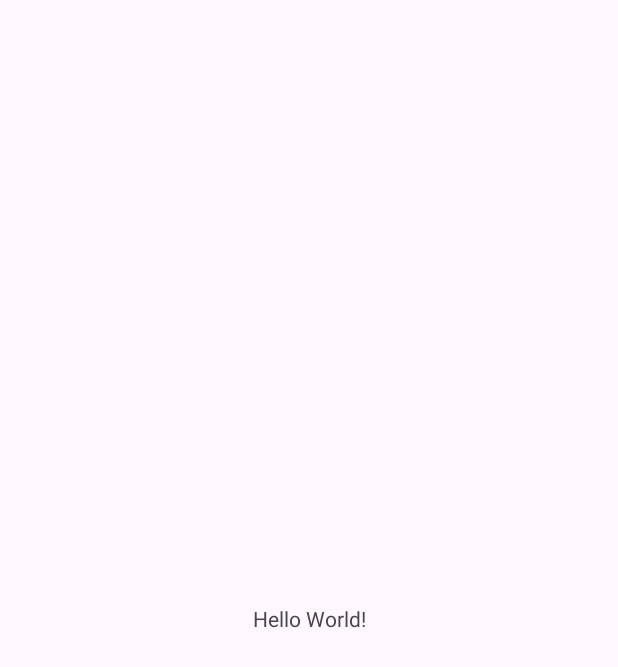
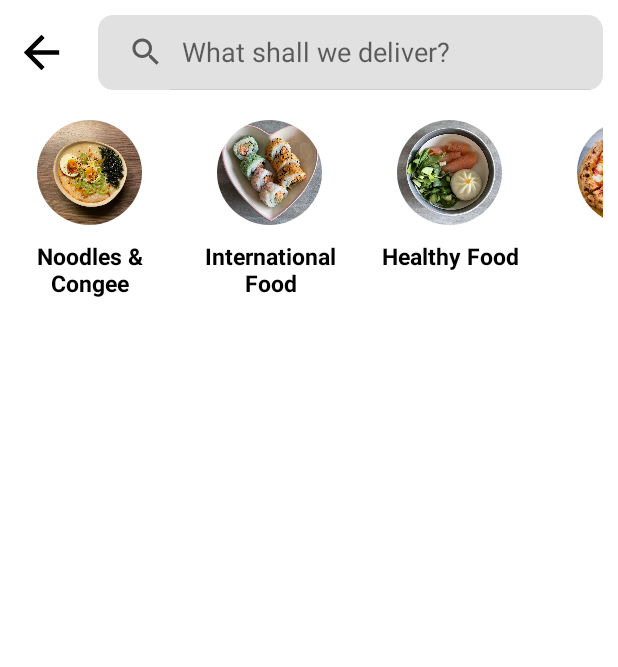
Before and after one commit to baoanhh7/Grab_App_Demo, an Android app: the screen it shows after launch (MainActivity before the commit, HomeActivity after it), on a phone screen of 412 x 824 dp. Before the commit the part shown is almost empty. Shown: the top 667 px of the screen. Run offline under Robolectric (Android 15) with nearby library versions, the phone set to English and light mode, and no system bars; our stand-ins replace CircleImageView.

Commit message:
commit 7/4 8:11 PM

```diff
--- a/app/build.gradle.kts
+++ b/app/build.gradle.kts
@@ -37,4 +37,7 @@ dependencies {
     testImplementation(libs.junit)
     androidTestImplementation(libs.ext.junit)
     androidTestImplementation(libs.espresso.core)
+
+    implementation("de.hdodenhof:circleimageview:3.1.0")
+
 }
--- a/app/src/main/AndroidManifest.xml
+++ b/app/src/main/AndroidManifest.xml
@@ -1,6 +1,8 @@
 <?xml version="1.0" encoding="utf-8"?>
 <manifest xmlns:android="http://schemas.android.com/apk/res/android"
     xmlns:tools="http://schemas.android.com/tools">
+
+    <uses-permission android:name="android.permission.INTERNET" />
 
     <application
         android:allowBackup="true"
@@ -23,15 +25,19 @@
             android:exported="false" />
         <activity
             android:name=".HomeActivity"
-            android:exported="false" />
-        <activity
-            android:name=".MainActivity"
             android:exported="true">
+
             <intent-filter>
                 <action android:name="android.intent.action.MAIN" />
 
                 <category android:name="android.intent.category.LAUNCHER" />
             </intent-filter>
+
+        </activity>
+        <activity
+            android:name=".MainActivity"
+            android:exported="true">
+
         </activity>
     </application>
 
--- a/app/src/main/java/com/example/grab_demo/HomeActivity.java
+++ b/app/src/main/java/com/example/grab_demo/HomeActivity.java
@@ -3,13 +3,53 @@ package com.example.grab_demo;
 import android.os.Bundle;
 
 import androidx.appcompat.app.AppCompatActivity;
+import androidx.appcompat.widget.SearchView;
+import androidx.recyclerview.widget.LinearLayoutManager;
+import androidx.recyclerview.widget.RecyclerView;
+
+import com.example.grab_demo.adapter.HomeAdapter;
+import com.example.grab_demo.model.Product;
+
+import java.util.ArrayList;
+import java.util.List;
 
 public class HomeActivity extends AppCompatActivity {
+
+    RecyclerView rcv_header;
+    List<Product> productList;
+    HomeAdapter homeAdapter;
+
+    SearchView searchView;
 
     @Override
     protected void onCreate(Bundle savedInstanceState) {
         super.onCreate(savedInstanceState);
         setContentView(R.layout.activity_home);
 
+        addControls();
+        createData();
+
+    }
+
+    private void createData() {
+
+        productList.add(new Product("Noodles & Congee", R.drawable.noodle));
+        productList.add(new Product("International Food", R.drawable.food));
+        productList.add(new Product("Healthy Food", R.drawable.healthy));
+        productList.add(new Product("Pizza", R.drawable.pizza));
+
+        homeAdapter.notifyDataSetChanged();
+    }
+
+    private void addControls() {
+        productList = new ArrayList<>();
+        rcv_header = findViewById(R.id.rcv_header);
+        homeAdapter = new HomeAdapter(this, productList);
+        rcv_header.setAdapter(homeAdapter);
+        searchView = findViewById(R.id.searchView);
+        searchView.setIconifiedByDefault(false);
+
+        LinearLayoutManager linearLayoutManager = new LinearLayoutManager(this, RecyclerView.HORIZONTAL, false);
+        rcv_header.setLayoutManager(linearLayoutManager);
     }
 }
--- /dev/null
+++ b/app/src/main/java/com/example/grab_demo/adapter/HomeAdapter.java
@@ -0,0 +1,60 @@
+package com.example.grab_demo.adapter;
+
+import android.content.Context;
+import android.view.LayoutInflater;
+import android.view.View;
+import android.view.ViewGroup;
+import android.widget.TextView;
+
+import androidx.annotation.NonNull;
+import androidx.recyclerview.widget.RecyclerView;
+
+import com.example.grab_demo.R;
+import com.example.grab_demo.model.Product;
+
+import java.util.List;
+
+import de.hdodenhof.circleimageview.CircleImageView;
+
+public class HomeAdapter extends RecyclerView.Adapter<HomeAdapter.HomeViewHolder> {
+    private Context context;
+    private List<Product> productList;
+
+    public HomeAdapter(Context context, List<Product> productList) {
+        this.context = context;
+        this.productList = productList;
+    }
+
+    @NonNull
+    @Override
+    public HomeViewHolder onCreateViewHolder(@NonNull ViewGroup parent, int viewType) {
+        View view = LayoutInflater.from(context).inflate(R.layout.item_head_home, parent, false);
+        return new HomeViewHolder(view);
+    }
+
+    @Override
+    public void onBindViewHolder(@NonNull HomeViewHolder holder, int position) {
+        Product product = productList.get(position);
+
+        holder.txt_name.setText(product.getName());
+        holder.img_circle.setImageResource(product.getImg());
+    }
+
+    @Override
+    public int getItemCount() {
+        if (productList != null) return productList.size();
+        return 0;
+    }
+
+    public class HomeViewHolder extends RecyclerView.ViewHolder {
+        CircleImageView img_circle;
+        TextView txt_name;
+
+        public HomeViewHolder(@NonNull View itemView) {
+            super(itemView);
+
+            img_circle = itemView.findViewById(R.id.img_circle);
+            txt_name = itemView.findViewById(R.id.txt_name);
+        }
+    }
+}
--- /dev/null
+++ b/app/src/main/java/com/example/grab_demo/model/Product.java
@@ -0,0 +1,43 @@
+package com.example.grab_demo.model;
+
+import java.io.Serializable;
+
+public class Product implements Serializable {
+    private String name;
+    private byte[] image;
+    private int img;
+
+    public Product(String name, int img) {
+        this.name = name;
+        this.img = img;
+    }
+
+    public Product(String name, byte[] image) {
+        this.name = name;
+        this.image = image;
+    }
+
+    public int getImg() {
+        return img;
+    }
+
+    public void setImg(int img) {
+        this.img = img;
+    }
+
+    public String getName() {
+        return name;
+    }
+
+    public void setName(String name) {
+        this.name = name;
+    }
+
+    public byte[] getImage() {
+        return image;
+    }
+
+    public void setImage(byte[] image) {
+        this.image = image;
+    }
+}
--- /dev/null
+++ b/app/src/main/res/drawable/ic_back.xml
@@ -0,0 +1,13 @@
+<vector xmlns:android="http://schemas.android.com/apk/res/android"
+    android:width="24dp"
+    android:height="24dp"
+    android:autoMirrored="true"
+    android:tint="#000000"
+    android:viewportWidth="24"
+    android:viewportHeight="24">
+
+    <path
+        android:fillColor="@android:color/white"
+        android:pathData="M20,11H7.83l5.59,-5.59L12,4l-8,8 8,8 1.41,-1.41L7.83,13H20v-2z" />
+
+</vector>
--- /dev/null
+++ b/app/src/main/res/drawable/ic_search.xml
@@ -0,0 +1,13 @@
+<vector xmlns:android="http://schemas.android.com/apk/res/android"
+    android:width="24dp"
+    android:height="24dp"
+    android:alpha="0.7"
+    android:tint="#000000"
+    android:viewportWidth="24"
+    android:viewportHeight="24">
+
+    <path
+        android:fillColor="@android:color/white"
+        android:pathData="M15.5,14h-0.79l-0.28,-0.27C15.41,12.59 16,11.11 16,9.5 16,5.91 13.09,3 9.5,3S3,5.91 3,9.5 5.91,16 9.5,16c1.61,0 3.09,-0.59 4.23,-1.57l0.27,0.28v0.79l5,4.99L20.49,19l-4.99,-5zM9.5,14C7.01,14 5,11.99 5,9.5S7.01,5 9.5,5 14,7.01 14,9.5 11.99,14 9.5,14z" />
+
+</vector>
--- /dev/null
+++ b/app/src/main/res/drawable/round_img.xml
@@ -0,0 +1,6 @@
+<?xml version="1.0" encoding="utf-8"?>
+<shape xmlns:android="http://schemas.android.com/apk/res/android"
+    android:shape="rectangle">
+    <solid android:color="#E1E1E1" />
+    <corners android:radius="10dp" /> <!-- Điều chỉnh bán kính để bo tròn -->
+</shape>
--- a/app/src/main/res/layout/activity_home.xml
+++ b/app/src/main/res/layout/activity_home.xml
@@ -1,9 +1,37 @@
 <?xml version="1.0" encoding="utf-8"?>
-<androidx.constraintlayout.widget.ConstraintLayout xmlns:android="http://schemas.android.com/apk/res/android"
+<LinearLayout xmlns:android="http://schemas.android.com/apk/res/android"
+    xmlns:app="http://schemas.android.com/apk/res-auto"
     xmlns:tools="http://schemas.android.com/tools"
     android:id="@+id/main"
     android:layout_width="match_parent"
     android:layout_height="match_parent"
+    android:orientation="vertical"
+    android:padding="10dp"
     tools:context=".HomeActivity">
 
-</androidx.constraintlayout.widget.ConstraintLayout>
+    <LinearLayout
+        android:layout_width="match_parent"
+        android:layout_height="50dp">
+
+        <ImageButton
+            android:layout_width="35dp"
+            android:layout_height="35dp"
+            android:layout_gravity="center"
+            android:background="@drawable/ic_back" />
+
+        <androidx.appcompat.widget.SearchView
+            android:id="@+id/searchView"
+            android:layout_width="match_parent"
+            android:layout_height="match_parent"
+            android:layout_marginStart="20dp"
+            android:background="@drawable/round_img"
+            app:queryHint="What shall we deliver?" />
+    </LinearLayout>
+
+    <androidx.recyclerview.widget.RecyclerView
+        android:id="@+id/rcv_header"
+        android:layout_width="match_parent"
+        android:layout_height="wrap_content"
+        android:layout_marginTop="20dp" />
+
+</LinearLayout>
--- /dev/null
+++ b/app/src/main/res/layout/item_head_home.xml
@@ -0,0 +1,28 @@
+<?xml version="1.0" encoding="utf-8"?>
+<LinearLayout xmlns:android="http://schemas.android.com/apk/res/android"
+    android:layout_width="wrap_content"
+    android:layout_height="wrap_content"
+    android:layout_marginEnd="20dp"
+    android:layout_marginBottom="10dp"
+    android:orientation="vertical">
+
+    <de.hdodenhof.circleimageview.CircleImageView
+        android:id="@+id/img_circle"
+        android:layout_width="70dp"
+        android:layout_height="70dp"
+        android:layout_gravity="center"
+        android:scaleType="centerCrop"
+        android:src="@drawable/food" />
+
+    <TextView
+        android:id="@+id/txt_name"
+        android:layout_width="100dp"
+        android:layout_height="wrap_content"
+        android:layout_marginTop="10dp"
+        android:gravity="center"
+        android:text="Content"
+        android:textColor="@color/black"
+        android:textSize="15sp"
+        android:textStyle="bold" />
+
+</LinearLayout>
--- /dev/null
+++ b/app/src/main/res/layout/item_second_home.xml
@@ -0,0 +1,10 @@
+<?xml version="1.0" encoding="utf-8"?>
+<androidx.cardview.widget.CardView xmlns:android="http://schemas.android.com/apk/res/android"
+    xmlns:app="http://schemas.android.com/apk/res-auto"
+    android:layout_width="match_parent"
+    android:layout_height="wrap_content"
+    android:layout_marginEnd="10dp"
+    android:layout_marginBottom="10dp"
+    app:cardCornerRadius="10dp">
+
+</androidx.cardview.widget.CardView>
--- a/app/src/main/res/values/themes.xml
+++ b/app/src/main/res/values/themes.xml
@@ -1,6 +1,6 @@
 <resources>
     <!-- Base application theme. -->
-    <style name="Base.Theme.Grab_Demo" parent="Theme.Material3.DayNight.NoActionBar">
+    <style name="Base.Theme.Grab_Demo" parent="Theme.MaterialComponents.DayNight.NoActionBar">
         <!-- Customize your light theme here. -->
         <!-- <item name="colorPrimary">@color/my_light_primary</item> -->
     </style>
--- a/gradle/libs.versions.toml
+++ b/gradle/libs.versions.toml
@@ -7,6 +7,7 @@ appcompat = "1.6.1"
 material = "1.11.0"
 activity = "1.8.0"
 constraintlayout = "2.1.4"
+roomCompilerProcessingTesting = "2.6.1"
 
 [libraries]
 junit = { group = "junit", name = "junit", version.ref = "junit" }
@@ -16,6 +17,7 @@ appcompat = { group = "androidx.appcompat", name = "appcompat", version.ref = "a
 material = { group = "com.google.android.material", name = "material", version.ref = "material" }
 activity = { group = "androidx.activity", name = "activity", version.ref = "activity" }
 constraintlayout = { group = "androidx.constraintlayout", name = "constraintlayout", version.ref = "constraintlayout" }
+room-compiler-processing-testing = { group = "androidx.room", name = "room-compiler-processing-testing", version.ref = "roomCompilerProcessingTesting" }
 
 [plugins]
 androidApplication = { id = "com.android.application", version.ref = "agp" }
```
Also changed, not shown: app/src/main/res/drawable/food.jpg (added), app/src/main/res/drawable/healthy.jpg (added), app/src/main/res/drawable/noodle.jpg (added), app/src/main/res/drawable/pizza.jpg (added).
